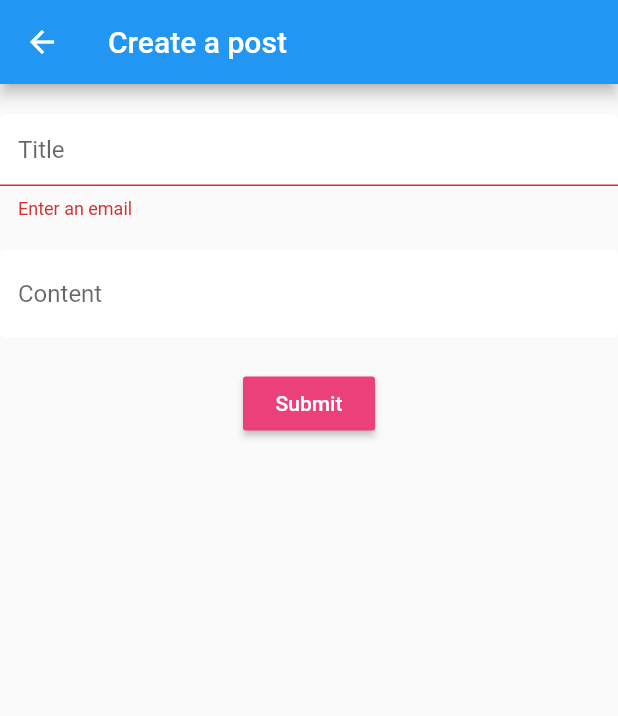
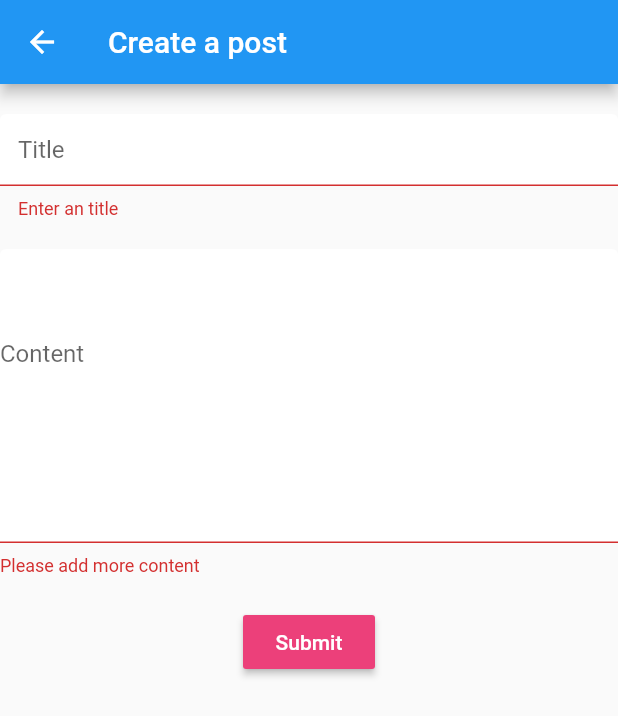
Before and after one commit to sarbjot-14/AMA, a Flutter app: the CreatePost screen opened by its route, after a tap on "Submit", on a phone screen of 412 x 824 dp. Shown: the top 716 px of the screen. Run offline on Flutter 3.47's test engine with Material 2 defaults, Android fonts, the phone set to English and light mode, and no system bars; our stand-ins replace cloud_firestore, firebase_auth, flutter_spinkit; accounts and stored records are empty.

Commit message:
post database working with list

```diff
--- a/lib/main.dart
+++ b/lib/main.dart
@@ -1,4 +1,5 @@
 import 'package:ama/screens/home/CreatePost.dart';
+import 'package:ama/screens/home/post_screen.dart';
 import 'package:ama/screens/wrapper.dart';
 import 'package:ama/services/auth.dart';
 import 'package:flutter/material.dart';
@@ -25,6 +26,7 @@ class MyApp extends StatelessWidget {
         routes: {
           '/': (ctx) => Wrapper(), // home screen is has tabs
           CreatePost.routeName: (ctx) => CreatePost(),
+          PostScreen.routeName: (ctx) => PostScreen(),
         },
       ),
     );
--- a/lib/screens/base.dart
+++ b/lib/screens/base.dart
@@ -62,7 +62,7 @@ class _BaseState extends State<Base> {
                     CreatePost.routeName,
                   );
                 },
-                child: Icon(Icons.navigation),
+                child: Icon(Icons.add),
                 backgroundColor: Colors.green,
               )
             : null,
--- a/lib/screens/home/CreatePost.dart
+++ b/lib/screens/home/CreatePost.dart
@@ -18,8 +18,8 @@ class _CreatePostState extends State<CreatePost> {
   bool loading = false;
 
   // text field state
-  String email = '';
-  String password = '';
+  String title = '';
+  String content = '';
 
   String error = '';
 
@@ -45,14 +45,18 @@ class _CreatePostState extends State<CreatePost> {
                   ),
                   focusedBorder: OutlineInputBorder(
                       borderSide: BorderSide(color: Colors.pink, width: 2.0))),
-              validator: (val) => val.isEmpty ? "Enter an email" : null,
+              validator: (val) => val.isEmpty ? "Enter an title" : null,
               onChanged: (val) {
-                setState(() => email = val);
+                setState(() => title = val);
               },
             ),
             SizedBox(height: 20.0),
             TextFormField(
+              validator: (val) =>
+                  val.length < 15 ? "Please add more content" : null,
+              maxLines: 4,
               decoration: InputDecoration(
+                  contentPadding: EdgeInsets.symmetric(vertical: 60),
                   hintText: "Content",
                   fillColor: Colors.white,
                   filled: true,
@@ -62,7 +66,7 @@ class _CreatePostState extends State<CreatePost> {
                   focusedBorder: OutlineInputBorder(
                       borderSide: BorderSide(color: Colors.pink, width: 2.0))),
               onChanged: (val) {
-                setState(() => password = val);
+                setState(() => content = val);
               },
             ),
             SizedBox(height: 20.0),
@@ -79,8 +83,8 @@ class _CreatePostState extends State<CreatePost> {
                     });
                     //create doc
                     await DatabaseService(uid: "2").createPost(Post(
-                        title: email,
-                        content: password,
+                        title: title,
+                        content: content,
                         posterId: user.uid,
                         posterName: user.uid));
                     setState(() {
--- a/lib/screens/home/createPost.dart
+++ /dev/null
@@ -1,8 +0,0 @@
-import 'package:flutter/material.dart';
-
-class CreatePost extends StatelessWidget {
-  @override
-  Widget build(BuildContext context) {
-    return Container();
-  }
-}
--- a/lib/screens/home/home.dart
+++ b/lib/screens/home/home.dart
@@ -1,4 +1,5 @@
 import 'package:ama/models/post.dart';
+import 'package:ama/screens/home/post_screen.dart';
 import 'package:flutter/material.dart';
 import 'package:provider/provider.dart';
 
@@ -11,18 +12,17 @@ class _HomeState extends State<Home> {
   @override
   Widget build(BuildContext context) {
     final postList = Provider.of<List<Post>>(context);
-    if (postList == null) {
-      print("OKAAAY");
-    }
-    for (var value in postList) {
-      print(value.title);
-    }
+
     return ListView(
       scrollDirection: Axis.vertical,
       children: postList.map((aPost) {
         return ListTile(
+          onTap: () => Navigator.of(context)
+              .pushNamed(PostScreen.routeName, arguments: aPost),
           title: Text(aPost.title),
-          subtitle: Text(aPost.content),
+          subtitle: Text(aPost.content.length < 60
+              ? aPost.content
+              : aPost.content.substring(0, 60) + "...."),
         );
       }).toList(),
     );
```
Also changed, not shown: lib/cookie.dart (deleted, +0 -10 lines), lib/screens/home/inbox.dart (+16 -14 lines), lib/screens/home/post_screen.dart (added, +32 -0 lines).
